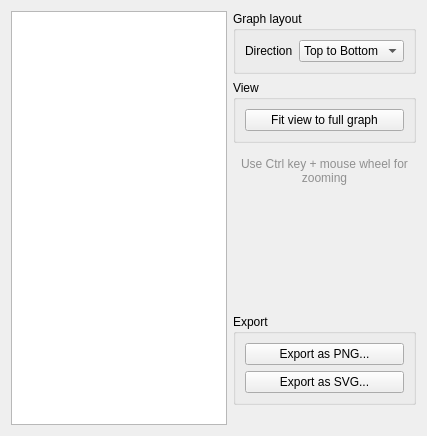
First picture: the form in src/builderexts/view.spatial-graph.graphviz/GraphvizWidget.ui, repository OpenFLUID/openfluid, before the edit.
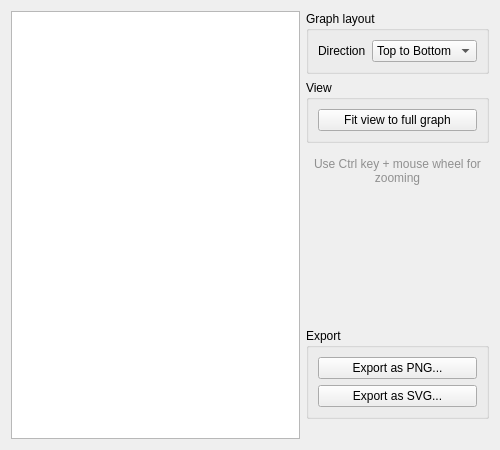
Second picture: the form after the edit. Custom widgets are drawn as their Qt base class.

The edit to the form file:
```diff
--- a/src/builderexts/view.spatial-graph.graphviz/GraphvizWidget.ui
+++ b/src/builderexts/view.spatial-graph.graphviz/GraphvizWidget.ui
@@ -6,8 +6,8 @@
    <rect>
     <x>0</x>
     <y>0</y>
-    <width>427</width>
-    <height>436</height>
+    <width>500</width>
+    <height>450</height>
    </rect>
   </property>
   <property name="windowTitle">
```
Left out of the diff: 7 changed lines with no effect on the pictures.
